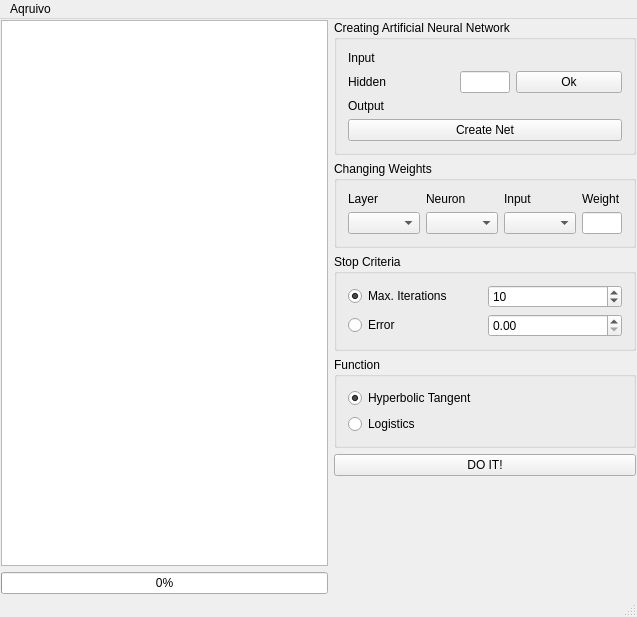
Above: ANN_BP/mainwindow.ui from Akindart/ArtificialNeuralNetwork_BackPropagation before the change. Below: the same form after it.
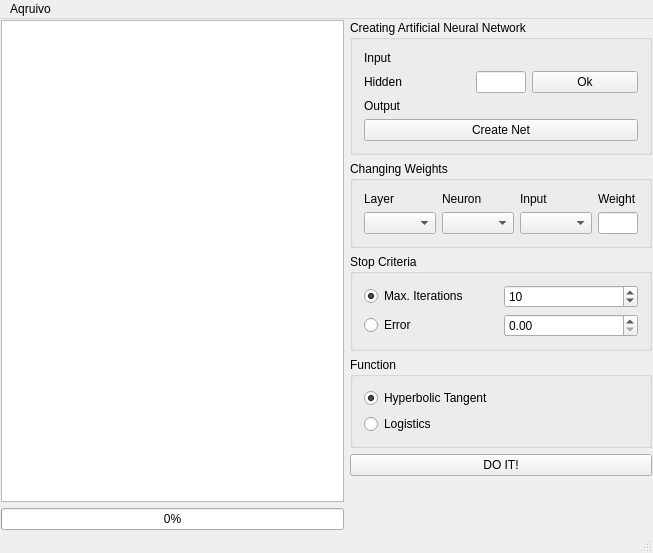
That is the form after the change.

Commit message: salvando matriz de confusao

What changed in the file:
```diff
--- a/ANN_BP/mainwindow.ui
+++ b/ANN_BP/mainwindow.ui
@@ -6,8 +6,8 @@
    <rect>
     <x>0</x>
     <y>0</y>
-    <width>637</width>
-    <height>617</height>
+    <width>653</width>
+    <height>553</height>
    </rect>
   </property>
   <property name="windowTitle">
@@ -324,7 +324,7 @@
     <rect>
      <x>0</x>
      <y>0</y>
-     <width>637</width>
+     <width>653</width>
      <height>20</height>
     </rect>
    </property>
```
Left out of the diff: 6 changed lines with no effect on the pictures. The commit also changes 2 other files.
